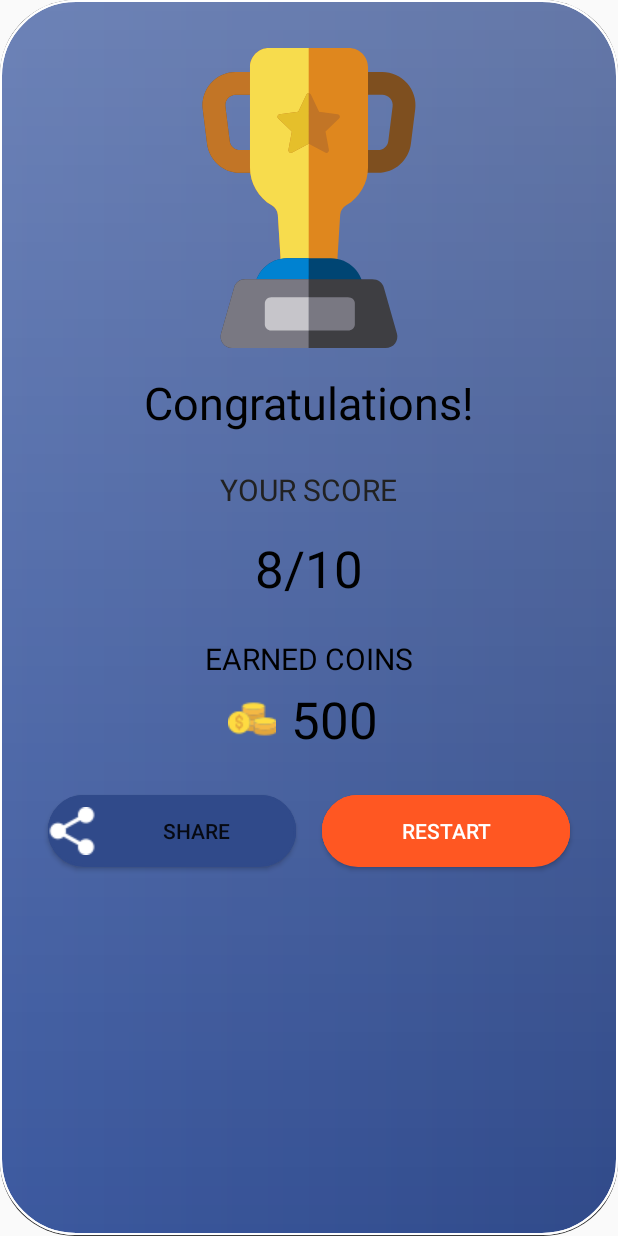
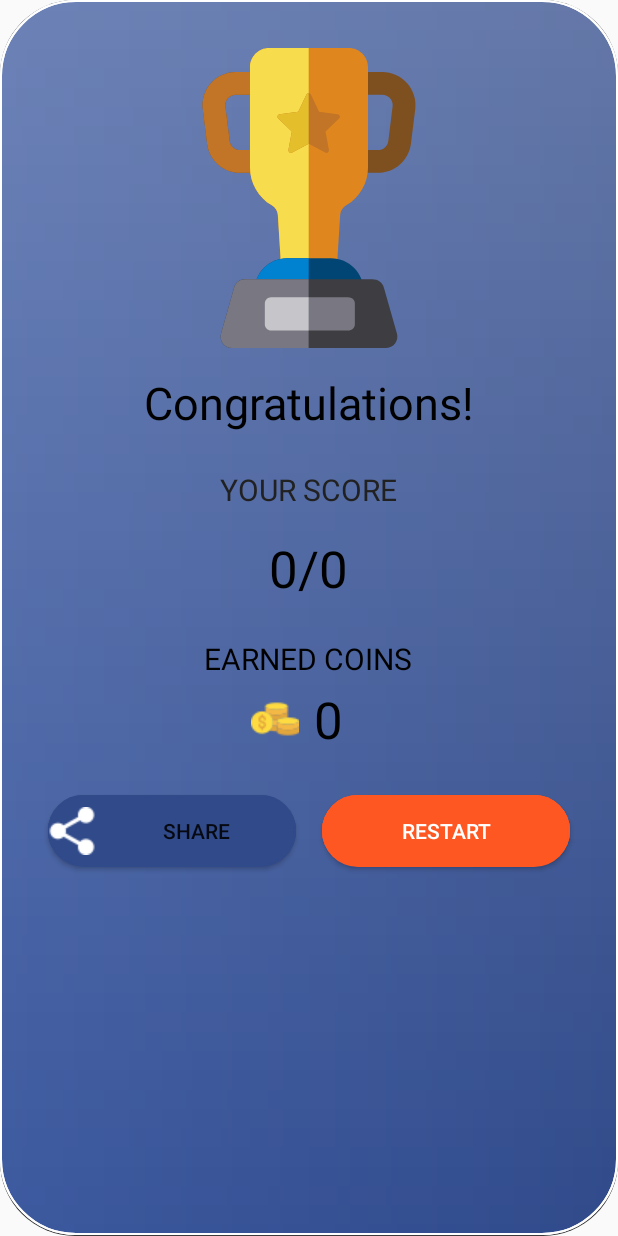
Before and after one commit to gitcoder-aman/Quiz-Project-, an Android app: the ResultActivity screen opened directly, with no data from a screen before it, on a phone screen of 412 x 824 dp. Run offline under Robolectric (Android 15) with nearby library versions, the phone set to English and light mode, and no system bars; Roboto replaces fonts that are not available here.

Commit message:
Added QuizActivity features and ResultActivity features

```diff
--- a/app/src/main/java/com/example/quizearn/CategoryAdapter.java
+++ b/app/src/main/java/com/example/quizearn/CategoryAdapter.java
@@ -50,7 +50,7 @@ public class CategoryAdapter extends RecyclerView.Adapter<CategoryAdapter.Catego
             @Override
             public void onClick(View view) {
                 Intent intent = new Intent(context,QuizActivity.class);
-                intent.putExtra("catId",model.getCategoryId());
+                intent.putExtra("catId",model.getCategoryId()); // catId is Unique for all categories
                 context.startActivity(intent);
             }
         });
--- a/app/src/main/java/com/example/quizearn/ResultActivity.java
+++ b/app/src/main/java/com/example/quizearn/ResultActivity.java
@@ -4,11 +4,24 @@ import android.os.Bundle;
 
 import androidx.appcompat.app.AppCompatActivity;
 
+import com.example.quizearn.databinding.ActivityResultBinding;
+
 public class ResultActivity extends AppCompatActivity {
 
+    ActivityResultBinding binding;
+    int POINTS = 10;
     @Override
     protected void onCreate(Bundle savedInstanceState) {
         super.onCreate(savedInstanceState);
-        setContentView(R.layout.activity_result);
+        binding = ActivityResultBinding.inflate(getLayoutInflater()); //Connect to activity_result XML
+        setContentView(binding.getRoot());
+
+        int correctAnswers = getIntent().getIntExtra("correct",0);
+        int totalQuestions = getIntent().getIntExtra("total",0);
+
+        int points = correctAnswers * POINTS;
+
+        binding.score.setText(String.format("%d/%d",correctAnswers,totalQuestions));
+        binding.earnedCoins.setText(String.valueOf(points));// direct integer not passes in Activity XML.
     }
 }
```
Also changed, not shown: app/src/main/java/com/example/quizearn/QuizActivity.java (+67 -5 lines).
